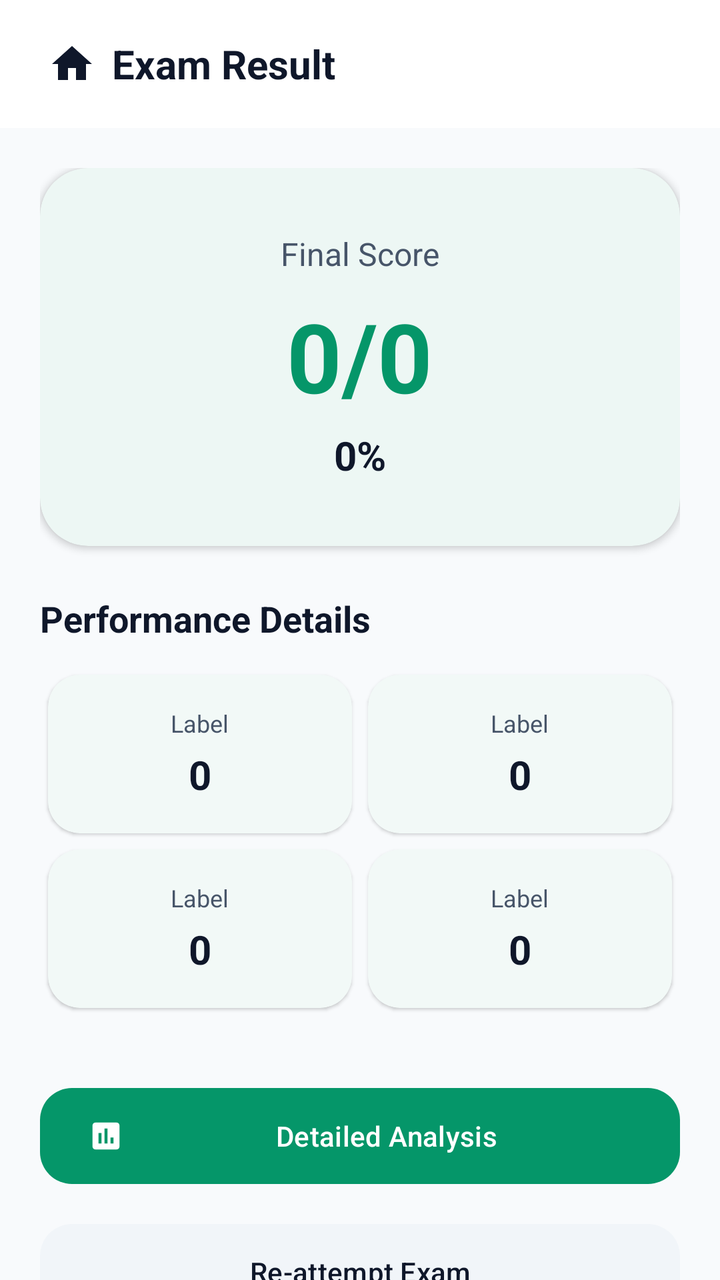
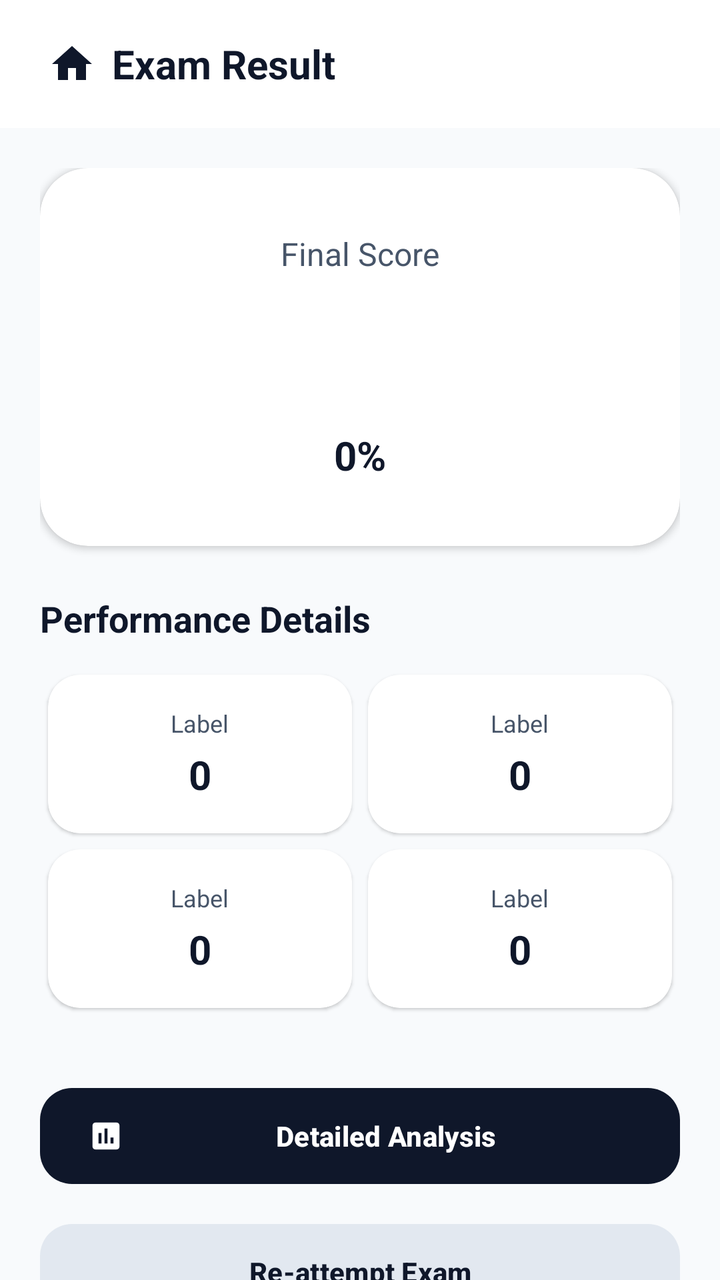

Two renders of the same Android screen: before a commit and after it. Below are the layout's source before the change and the commit's diff.
<!-- AndroidManifest.xml: application theme Theme.TestMaster -->
<!-- res/layout/activity_result.xml -->
<?xml version="1.0" encoding="utf-8"?>
<androidx.coordinatorlayout.widget.CoordinatorLayout xmlns:android="http://schemas.android.com/apk/res/android"
    xmlns:app="http://schemas.android.com/apk/res-auto"
    xmlns:tools="http://schemas.android.com/tools"
    android:layout_width="match_parent"
    android:layout_height="match_parent"
    android:background="@color/background"
    tools:context=".activities.ResultActivity">

    <com.google.android.material.appbar.AppBarLayout
        android:layout_width="match_parent"
        android:layout_height="wrap_content"
        app:elevation="0dp">

        <androidx.appcompat.widget.Toolbar
            android:id="@+id/toolbar"
            android:layout_width="match_parent"
            android:layout_height="?attr/actionBarSize"
            android:background="@color/surface">

            <ImageButton
                android:id="@+id/ib_home"
                android:layout_width="40dp"
                android:layout_height="40dp"
                android:background="?attr/selectableItemBackgroundBorderless"
                android:src="@drawable/baseline_home_24"
                app:tint="@color/text_primary" />

            <TextView
                android:layout_width="wrap_content"
                android:layout_height="wrap_content"
                android:layout_marginStart="16dp"
                android:text="Exam Result"
                android:textColor="@color/text_primary"
                android:textSize="20sp"
                android:textStyle="bold" />

        </androidx.appcompat.widget.Toolbar>
    </com.google.android.material.appbar.AppBarLayout>

    <androidx.core.widget.NestedScrollView
        android:layout_width="match_parent"
        android:layout_height="match_parent"
        app:layout_behavior="@string/appbar_scrolling_view_behavior">

        <LinearLayout
            android:layout_width="match_parent"
            android:layout_height="wrap_content"
            android:orientation="vertical"
            android:padding="20dp">

            <com.google.android.material.card.MaterialCardView
                android:layout_width="match_parent"
                android:layout_height="wrap_content"
                app:cardCornerRadius="24dp"
                app:cardElevation="2dp"
                app:strokeWidth="0dp">

                <LinearLayout
                    android:layout_width="match_parent"
                    android:layout_height="wrap_content"
                    android:gravity="center"
                    android:orientation="vertical"
                    android:padding="32dp">

                    <TextView
                        android:layout_width="wrap_content"
                        android:layout_height="wrap_content"
                        android:text="Final Score"
                        android:textColor="@color/text_secondary"
                        android:textSize="16sp" />

                    <TextView
                        android:id="@+id/total_marks"
                        android:layout_width="wrap_content"
                        android:layout_height="wrap_content"
                        android:layout_marginTop="8dp"
                        android:text="0/0"
                        android:textColor="@color/primary"
                        android:textSize="48sp"
                        android:textStyle="bold" />

                    <TextView
                        android:id="@+id/percentage"
                        android:layout_width="wrap_content"
                        android:layout_height="wrap_content"
                        android:layout_marginTop="4dp"
                        android:text="0%"
                        android:textColor="@color/text_primary"
                        android:textSize="20sp"
                        android:textStyle="bold" />

                </LinearLayout>
            </com.google.android.material.card.MaterialCardView>

            <TextView
                android:layout_width="wrap_content"
                android:layout_height="wrap_content"
                android:layout_marginTop="24dp"
                android:layout_marginBottom="12dp"
                android:text="Performance Details"
                android:textColor="@color/text_primary"
                android:textSize="18sp"
                android:textStyle="bold" />

            <GridLayout
                android:layout_width="match_parent"
                android:layout_height="wrap_content"
                android:alignmentMode="alignMargins"
                android:columnCount="2"
                android:columnOrderPreserved="false">

                
                <include
                    android:id="@+id/card_correct"
                    layout="@layout/layout_result_stat_item"
                    android:layout_width="0dp"
                    android:layout_height="wrap_content"
                    android:layout_columnWeight="1"
                    android:layout_margin="4dp" />

                
                <include
                    android:id="@+id/card_incorrect"
                    layout="@layout/layout_result_stat_item"
                    android:layout_width="0dp"
                    android:layout_height="wrap_content"
                    android:layout_columnWeight="1"
                    android:layout_margin="4dp" />

                
                <include
                    android:id="@+id/card_unattempted"
                    layout="@layout/layout_result_stat_item"
                    android:layout_width="0dp"
                    android:layout_height="wrap_content"
                    android:layout_columnWeight="1"
                    android:layout_margin="4dp" />

                
                <include
                    android:id="@+id/card_accuracy"
                    layout="@layout/layout_result_stat_item"
                    android:layout_width="0dp"
                    android:layout_height="wrap_content"
                    android:layout_columnWeight="1"
                    android:layout_margin="4dp" />

            </GridLayout>

            <LinearLayout
                android:layout_width="match_parent"
                android:layout_height="wrap_content"
                android:layout_marginTop="32dp"
                android:orientation="vertical">

                <com.google.android.material.button.MaterialButton
                    android:id="@+id/btn_analysis"
                    android:layout_width="match_parent"
                    android:layout_height="56dp"
                    android:text="Detailed Analysis"
                    app:cornerRadius="16dp"
                    app:icon="@drawable/baseline_assessment_24" />

                <com.google.android.material.button.MaterialButton
                    android:id="@+id/tv_reattempt"
                    style="@style/Widget.Material3.Button.TonalButton"
                    android:layout_width="match_parent"
                    android:layout_height="56dp"
                    android:layout_marginTop="12dp"
                    android:text="Re-attempt Exam"
                    app:cornerRadius="16dp" />

            </LinearLayout>

        </LinearLayout>
    </androidx.core.widget.NestedScrollView>

</androidx.coordinatorlayout.widget.CoordinatorLayout>
<!-- res/layout/layout_result_stat_item.xml (included above) -->
<?xml version="1.0" encoding="utf-8"?>
<com.google.android.material.card.MaterialCardView xmlns:android="http://schemas.android.com/apk/res/android"
    xmlns:app="http://schemas.android.com/apk/res-auto"
    android:layout_width="match_parent"
    android:layout_height="wrap_content"
    app:cardCornerRadius="16dp"
    app:cardElevation="1dp"
    app:strokeWidth="0dp">

    <LinearLayout
        android:layout_width="match_parent"
        android:layout_height="wrap_content"
        android:gravity="center"
        android:orientation="vertical"
        android:padding="16dp">

        <TextView
            android:id="@+id/stat_label"
            android:layout_width="wrap_content"
            android:layout_height="wrap_content"
            android:text="Label"
            android:textColor="@color/text_secondary"
            android:textSize="12sp" />

        <TextView
            android:id="@+id/stat_value"
            android:layout_width="wrap_content"
            android:layout_height="wrap_content"
            android:layout_marginTop="4dp"
            android:text="0"
            android:textColor="@color/text_primary"
            android:textSize="20sp"
            android:textStyle="bold" />

    </LinearLayout>
</com.google.android.material.card.MaterialCardView>
<!-- resources referenced by this layout -->
<resources>
  <color name="background">#F8FAFC</color>
  <color name="primary">#059669</color>
  <color name="surface">#FFFFFF</color>
  <color name="text_primary">#0F172A</color>
  <color name="text_secondary">#475569</color>
  <!-- drawable baseline_assessment_24 (drawable) -->
  <vector xmlns:android="http://schemas.android.com/apk/res/android"
      android:width="24dp"
      android:height="24dp"
      android:viewportWidth="24"
      android:viewportHeight="24"
      android:tint="?attr/colorControlNormal">
    <path
        android:fillColor="@android:color/white"
        android:pathData="M19,3H5C3.9,3 3,3.9 3,5V19C3,20.1 3.9,21 5,21H19C20.1,21 21,20.1 21,19V5C21,3.9 20.1,3 19,3ZM9,17H7V10H9V17ZM13,17H11V7H13V17ZM17,17H15V13H17V17Z"/>
  </vector>
  <!-- drawable baseline_home_24 (drawable) -->
  <vector android:height="24dp" android:tint="#000000"
      android:viewportHeight="24" android:viewportWidth="24"
      android:width="24dp" xmlns:android="http://schemas.android.com/apk/res/android">
      <path android:fillColor="@android:color/white" android:pathData="M10,20v-6h4v6h5v-8h3L12,3 2,12h3v8z"/>
  </vector>
  <style name="Theme.TestMaster" parent="Base.Theme.TestMaster" />
  <style name="Base.Theme.TestMaster" parent="Theme.Material3.DayNight.NoActionBar">
          
          <item name="colorPrimary">@color/primary</item>
          <item name="colorOnPrimary">@color/onPrimary</item>
          <item name="colorPrimaryContainer">@color/primaryContainer</item>
          <item name="colorOnPrimaryContainer">@color/onPrimaryContainer</item>
  
          <item name="colorSecondary">@color/secondary</item>
          <item name="colorOnSecondary">@color/onSecondary</item>
          <item name="colorSecondaryContainer">@color/secondaryContainer</item>
          <item name="colorOnSecondaryContainer">@color/onSecondaryContainer</item>
  
          
          <item name="android:windowBackground">@color/background</item>
          <item name="colorSurface">@color/surface</item>
          <item name="colorOnSurface">@color/onSurface</item>
          <item name="colorSurfaceVariant">@color/surfaceVariant</item>
          <item name="colorOnSurfaceVariant">@color/onSurfaceVariant</item>
          <item name="colorOutline">@color/outline</item>
  
          
          <item name="colorError">@color/error</item>
          <item name="colorOnError">@color/onError</item>
          <item name="colorErrorContainer">@color/errorContainer</item>
          <item name="colorOnErrorContainer">@color/onErrorContainer</item>
  
          
          <item name="android:statusBarColor">@color/surface</item>
          <item name="android:windowLightStatusBar">true</item>
      </style>
  <color name="onPrimary">#FFFFFF</color>
  <color name="primaryContainer">#D1FAE5</color>
  <color name="onPrimaryContainer">#064E3B</color>
  <color name="secondary">#64748B</color>
  <color name="onSecondary">#FFFFFF</color>
  <color name="secondaryContainer">#F1F5F9</color>
  <color name="onSecondaryContainer">#0F172A</color>
  <color name="onSurface">#0F172A</color>
  <color name="surfaceVariant">#E2E8F0</color>
  <color name="onSurfaceVariant">#475569</color>
  <color name="outline">#94A3B8</color>
  <color name="error">#EF4444</color>
  <color name="onError">#FFFFFF</color>
  <color name="errorContainer">#FEE2E2</color>
  <color name="onErrorContainer">#991B1B</color>
</resources>

<!-- the commit's change to res/layout/activity_result.xml (unified diff, before → after) -->
@@ -156,11 +156,16 @@
 
                 <com.google.android.material.button.MaterialButton
                     android:id="@+id/btn_analysis"
+                    style="@style/Widget.Material3.Button"
                     android:layout_width="match_parent"
                     android:layout_height="56dp"
                     android:text="Detailed Analysis"
+                    android:textColor="@color/primary"
+                    android:textStyle="bold"
+                    app:backgroundTint="@color/onPrimary"
                     app:cornerRadius="16dp"
-                    app:icon="@drawable/baseline_assessment_24" />
+                    app:icon="@drawable/baseline_assessment_24"
+                    app:iconTint="@color/primary" />
 
                 <com.google.android.material.button.MaterialButton
                     android:id="@+id/tv_reattempt"
@@ -169,6 +174,9 @@
                     android:layout_height="56dp"
                     android:layout_marginTop="12dp"
                     android:text="Re-attempt Exam"
+                    android:textColor="@color/onPrimary"
+                    android:textStyle="bold"
+                    app:backgroundTint="@color/primary_variant"
                     app:cornerRadius="16dp" />
 
             </LinearLayout>
<!-- resource entries referenced after the edit -->
@@ -1,7 +1,8 @@
 <!-- resources referenced by this layout -->
 <resources>
   <color name="background">#F8FAFC</color>
-  <color name="primary">#059669</color>
+  <color name="primary">#FFFFFF</color>
+  <color name="primary_variant">#E2E8F0</color>
   <color name="surface">#FFFFFF</color>
   <color name="text_primary">#0F172A</color>
   <color name="text_secondary">#475569</color>
@@ -53,20 +54,20 @@
           <item name="android:statusBarColor">@color/surface</item>
           <item name="android:windowLightStatusBar">true</item>
       </style>
-  <color name="onPrimary">#FFFFFF</color>
-  <color name="primaryContainer">#D1FAE5</color>
-  <color name="onPrimaryContainer">#064E3B</color>
+  <color name="onPrimary">#0F172A</color>
+  <color name="primaryContainer">#F1F5F9</color>
+  <color name="onPrimaryContainer">#0F172A</color>
   <color name="secondary">#64748B</color>
   <color name="onSecondary">#FFFFFF</color>
-  <color name="secondaryContainer">#F1F5F9</color>
+  <color name="secondaryContainer">#E2E8F0</color>
   <color name="onSecondaryContainer">#0F172A</color>
   <color name="onSurface">#0F172A</color>
   <color name="surfaceVariant">#E2E8F0</color>
   <color name="onSurfaceVariant">#475569</color>
   <color name="outline">#94A3B8</color>
-  <color name="error">#EF4444</color>
+  <color name="error">#DC2626</color>
   <color name="onError">#FFFFFF</color>
   <color name="errorContainer">#FEE2E2</color>
-  <color name="onErrorContainer">#991B1B</color>
+  <color name="onErrorContainer">#7F1D1D</color>
 </resources>
 
